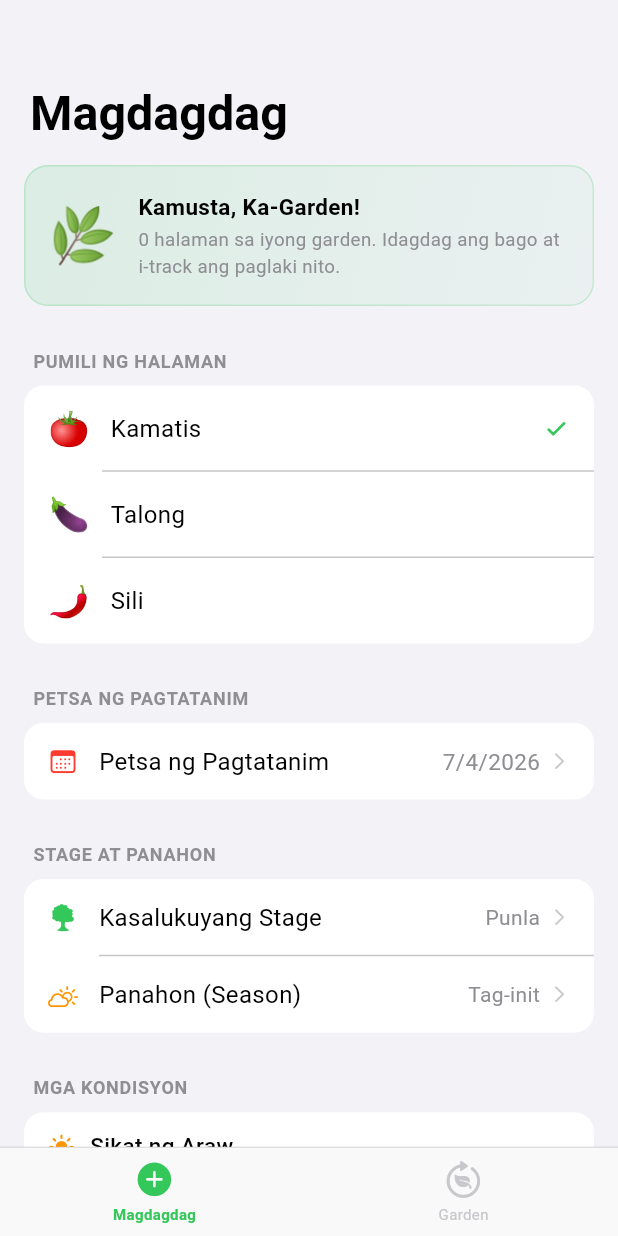
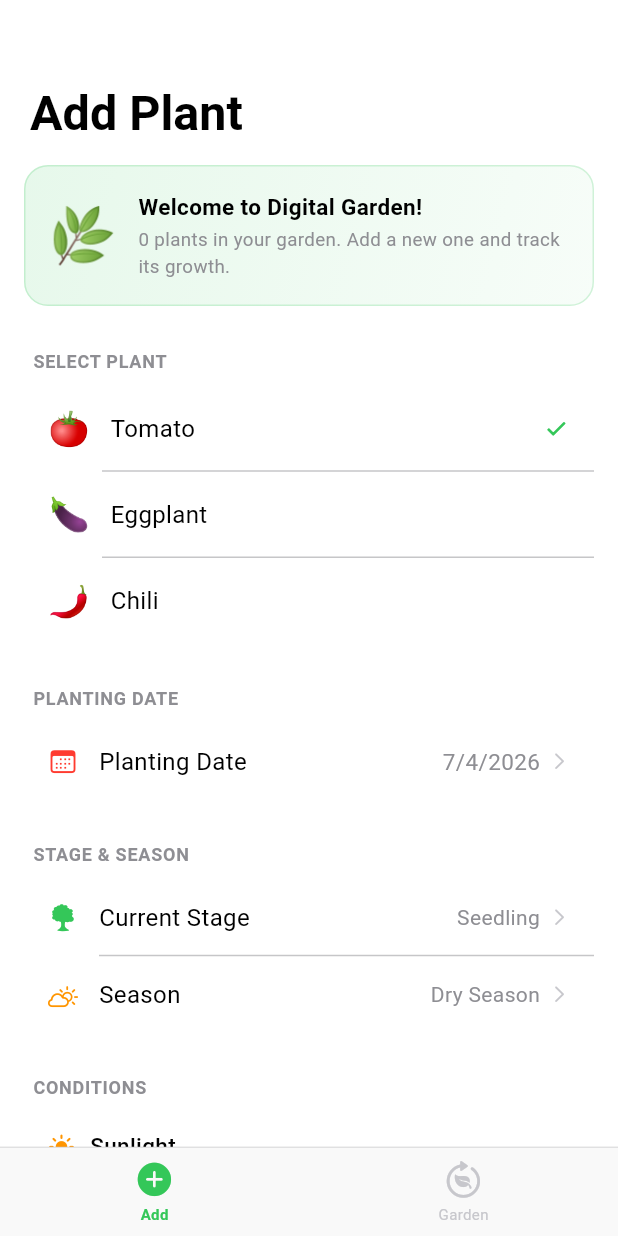
Before and after one commit to Johnl07/digital-gardening-assistant, a Flutter app: the screen it shows after launch, on a phone screen of 412 x 824 dp. Run offline on Flutter 3.47's test engine with Material 3 defaults, Android fonts, the phone set to English and light mode, and no system bars; our stand-ins replace shared_preferences.

Commit message:
fix some UI error

```diff
--- a/lib/main.dart
+++ b/lib/main.dart
@@ -15,9 +15,9 @@ class MyApp extends StatelessWidget {
       debugShowCheckedModeBanner: false,
       theme: ThemeData(
         useMaterial3: true,
-        brightness: Brightness.dark,
-        scaffoldBackgroundColor: const Color(0xFF0F1A14),
-        colorScheme: const ColorScheme.dark(
+        brightness: Brightness.light,
+        scaffoldBackgroundColor: Colors.white,
+        colorScheme: const ColorScheme.light(
           primary: Color(0xFF3DD68C),
           secondary: Color(0xFFFFC857),
           surface: Color(0xFF1B2B20),
--- a/lib/screens/home_screen.dart
+++ b/lib/screens/home_screen.dart
@@ -10,7 +10,7 @@ import '../services/storage_service.dart';
 // ─── iOS Design Tokens ────────────────────────────────────────────────────────
 class _iOS {
   // System Colors (Light mode, matching iOS exactly)
-  static const bg           = Color(0xFFF2F2F7);
+  static const bg = Colors.white;
   static const cardBg       = Color(0xFFFFFFFF);
   static const groupedBg    = Color(0xFFFFFFFF);
   static const separator    = Color(0xFFC6C6C8);
@@ -75,7 +75,6 @@ class _HomeScreenState extends State<HomeScreen> {
   }
 
   Future<void> _addPlantToGarden() async {
-    if (!_formKey.currentState!.validate()) return;
 
     final input = PlantInput(
       vegetableType: _selectedVegetable,
@@ -104,7 +103,7 @@ class _HomeScreenState extends State<HomeScreen> {
     await _loadHistoryLogs();
 
     if (mounted) {
-      _showIOSSnackbar(context, '${_cropName(_selectedVegetable)} idinagdag sa Garden!', _iOS.systemGreen);
+      _showIOSSnackbar(context, '${_cropName(_selectedVegetable)} added to Garden!', _iOS.systemGreen);
       setState(() => _tabIndex = 1);
     }
   }
@@ -118,15 +117,15 @@ class _HomeScreenState extends State<HomeScreen> {
     await showCupertinoDialog(
       context: context,
       builder: (ctx) => CupertinoAlertDialog(
-        title: const Text('Burahin Lahat?'),
-        content: const Text('Hindi na maaaring maibalik ang lahat ng iyong halaman.'),
+        title: const Text('Delete All?'),
+        content: const Text('This action cannot be undone.'),
         actions: [
-          CupertinoDialogAction(isDefaultAction: true, onPressed: () => Navigator.pop(ctx), child: const Text('Kanselahin')),
+          CupertinoDialogAction(isDefaultAction: true, onPressed: () => Navigator.pop(ctx), child: const Text('Cancel')),
           CupertinoDialogAction(isDestructiveAction: true, onPressed: () async {
             Navigator.pop(ctx);
             await StorageService.clearLogs();
             await _loadHistoryLogs();
-          }, child: const Text('Burahin')),
+          }, child: const Text('Delete')),
         ],
       ),
     );
@@ -143,7 +142,7 @@ class _HomeScreenState extends State<HomeScreen> {
     ));
   }
 
-  String _cropName(String v) => v.contains('Tomato') ? 'Kamatis' : v.contains('Eggplant') ? 'Talong' : 'Sili';
+  String _cropName(String v) => v.contains('Tomato') ? 'Tomato' : v.contains('Eggplant') ? 'Eggplant' : 'Chili';
   String _cropEmoji(String v) => v.contains('Tomato') ? '🍅' : v.contains('Eggplant') ? '🍆' : '🌶️';
 
   // ─── BUILD ───────────────────────────────────────────────────────────────────
@@ -172,7 +171,7 @@ class _HomeScreenState extends State<HomeScreen> {
           child: Row(
             mainAxisAlignment: MainAxisAlignment.spaceAround,
             children: [
-              _buildTabItem(0, CupertinoIcons.plus_circle_fill, 'Magdagdag'),
+              _buildTabItem(0, CupertinoIcons.plus_circle_fill, 'Add'),
               _buildTabItem(1, CupertinoIcons.leaf_arrow_circlepath, 'Garden'),
             ],
           ),
@@ -213,7 +212,7 @@ class _HomeScreenState extends State<HomeScreen> {
           shadowColor: _iOS.separator,
           flexibleSpace: FlexibleSpaceBar(
             titlePadding: const EdgeInsets.fromLTRB(20, 0, 16, 14),
-            title: const Text('Magdagdag', style: TextStyle(fontSize: 17, fontWeight: FontWeight.w700, color: _iOS.labelPrimary)),
+            title: const Text('Add Plant', style: TextStyle(fontSize: 17, fontWeight: FontWeight.w700, color: _iOS.labelPrimary)),
             expandedTitleScale: 1.9,
           ),
         ),
@@ -226,22 +225,22 @@ class _HomeScreenState extends State<HomeScreen> {
             const SizedBox(height: 28),
 
             // Crop picker
-            _buildGroupHeader('Pumili ng Halaman'),
+            _buildGroupHeader('Select Plant'),
             _buildCropPicker(),
             const SizedBox(height: 28),
 
             // Date
-            _buildGroupHeader('Petsa ng Pagtatanim'),
+            _buildGroupHeader('Planting Date'),
             _buildDateRow(),
             const SizedBox(height: 28),
 
             // Stage & Season
-            _buildGroupHeader('Stage at Panahon'),
+            _buildGroupHeader('Stage & Season'),
             _buildStageSeasonGroup(),
             const SizedBox(height: 28),
 
             // Environment
-            _buildGroupHeader('Mga Kondisyon'),
+            _buildGroupHeader('Conditions'),
             _buildEnvironmentGroup(),
             const SizedBox(height: 32),
 
@@ -269,9 +268,9 @@ class _HomeScreenState extends State<HomeScreen> {
         const Text('🌿', style: TextStyle(fontSize: 36)),
         const SizedBox(width: 14),
         Expanded(child: Column(crossAxisAlignment: CrossAxisAlignment.start, children: [
-          const Text('Kamusta, Ka-Garden!', style: TextStyle(fontSize: 15, fontWeight: FontWeight.w700, color: _iOS.labelPrimary)),
+          const Text('Welcome to Digital Garden!', style: TextStyle(fontSize: 15, fontWeight: FontWeight.w700, color: _iOS.labelPrimary)),
           const SizedBox(height: 3),
-          Text('${_historyLogs.length} halaman sa iyong garden. Idagdag ang bago at i-track ang paglaki nito.', style: const TextStyle(fontSize: 12.5, color: _iOS.labelSecondary, height: 1.4)),
+          Text('${_historyLogs.length} plants in your garden. Add a new one and track its growth.', style: const TextStyle(fontSize: 12.5, color: _iOS.labelSecondary, height: 1.4)),
         ])),
       ]),
     );
@@ -286,9 +285,9 @@ class _HomeScreenState extends State<HomeScreen> {
 
   Widget _buildCropPicker() {
     final crops = [
-      ('Tomato', '🍅', 'Kamatis'),
-      ('Eggplant', '🍆', 'Talong'),
-      ('Siling Labuyo', '🌶️', 'Sili'),
+      ('Tomato', '🍅', 'Tomato'),
+      ('Eggplant', '🍆', 'Eggplant'),
+      ('Siling Labuyo', '🌶️', 'Chili'),
     ];
     return Container(
       decoration: _iOS.groupedCard,
@@ -330,8 +329,8 @@ class _HomeScreenState extends State<HomeScreen> {
                 color: _iOS.cardBg,
                 child: Column(children: [
                   Row(mainAxisAlignment: MainAxisAlignment.spaceBetween, children: [
-                    CupertinoButton(child: const Text('Kanselahin'), onPressed: () => Navigator.pop(ctx)),
-                    CupertinoButton(child: const Text('Tapos', style: TextStyle(fontWeight: FontWeight.w700)), onPressed: () => Navigator.pop(ctx, temp)),
+                    CupertinoButton(child: const Text('Cancel'), onPressed: () => Navigator.pop(ctx)),
+                    CupertinoButton(child: const Text('Done', style: TextStyle(fontWeight: FontWeight.w700)), onPressed: () => Navigator.pop(ctx, temp)),
                   ]),
                   Expanded(child: CupertinoDatePicker(
                     mode: CupertinoDatePickerMode.date,
@@ -351,7 +350,7 @@ class _HomeScreenState extends State<HomeScreen> {
           child: Row(children: [
             const Icon(CupertinoIcons.calendar, size: 20, color: _iOS.systemRed),
             const SizedBox(width: 14),
-            const Expanded(child: Text('Petsa ng Pagtatanim', style: TextStyle(fontSize: 16, color: _iOS.labelPrimary))),
+            const Expanded(child: Text('Planting Date', style: TextStyle(fontSize: 16, color: _iOS.labelPrimary))),
             Text(
               '${_selectedDate.month}/${_selectedDate.day}/${_selectedDate.year}',
               style: const TextStyle(fontSize: 15, color: _iOS.labelSecondary),
@@ -372,17 +371,17 @@ class _HomeScreenState extends State<HomeScreen> {
         // Stage row
         InkWell(
           onTap: () => _showPicker(
-            context, 'Pumili ng Stage', GrowthStage.values,
+            context, 'Select Stage', GrowthStage.values,
             _selectedStage, (v) => setState(() => _selectedStage = v as GrowthStage),
-            (v) => '${(v as GrowthStage).nameTagalog} · ${(v).nameEnglish}',
+            (v) => '${(v as GrowthStage).nameEnglish}',
           ),
           child: Padding(
             padding: const EdgeInsets.symmetric(horizontal: 16, vertical: 14),
             child: Row(children: [
               const Icon(CupertinoIcons.tree, size: 20, color: _iOS.systemGreen),
               const SizedBox(width: 14),
-              const Expanded(child: Text('Kasalukuyang Stage', style: TextStyle(fontSize: 16, color: _iOS.labelPrimary))),
-              Text(_selectedStage.nameTagalog, style: const TextStyle(fontSize: 14, color: _iOS.labelSecondary)),
+              const Expanded(child: Text('Current Stage', style: TextStyle(fontSize: 16, color: _iOS.labelPrimary))),
+              Text(_selectedStage.nameEnglish, style: const TextStyle(fontSize: 14, color: _iOS.labelSecondary)),
               const SizedBox(width: 6),
               const Icon(CupertinoIcons.chevron_right, size: 14, color: _iOS.labelTertiary),
             ]),
@@ -393,17 +392,17 @@ class _HomeScreenState extends State<HomeScreen> {
         // Season row
         InkWell(
           onTap: () => _showPicker(
-            context, 'Pumili ng Panahon', Season.values,
+            context, 'Select Season', Season.values,
             _selectedSeason, (v) => setState(() => _selectedSeason = v as Season),
-            (v) => '${(v as Season).nameTagalog} · ${(v).nameEnglish}',
+            (v) => '${(v as Season).nameEnglish}',
           ),
           child: Padding(
             padding: const EdgeInsets.symmetric(horizontal: 16, vertical: 14),
             child: Row(children: [
               const Icon(CupertinoIcons.cloud_sun, size: 20, color: _iOS.systemAmber),
               const SizedBox(width: 14),
-              const Expanded(child: Text('Panahon (Season)', style: TextStyle(fontSize: 16, color: _iOS.labelPrimary))),
-              Text(_selectedSeason.nameTagalog, style: const TextStyle(fontSize: 14, color: _iOS.labelSecondary)),
+              const Expanded(child: Text('Season', style: TextStyle(fontSize: 16, color: _iOS.labelPrimary))),
+              Text(_selectedSeason.nameEnglish, style: const TextStyle(fontSize: 14, color: _iOS.labelSecondary)),
               const SizedBox(width: 6),
               const Icon(CupertinoIcons.chevron_right, size: 14, color: _iOS.labelTertiary),
             ]),
@@ -423,9 +422,9 @@ class _HomeScreenState extends State<HomeScreen> {
             padding: const EdgeInsets.fromLTRB(16, 14, 16, 0),
             color: _iOS.cardBg,
             child: Row(mainAxisAlignment: MainAxisAlignment.spaceBetween, children: [
-              GestureDetector(onTap: () => Navigator.pop(ctx), child: const Text('Kanselahin', style: TextStyle(color: _iOS.systemGreen, fontSize: 16))),
+              GestureDetector(onTap: () => Navigator.pop(ctx), child: const Text('Cancel', style: TextStyle(color: _iOS.systemGreen, fontSize: 16))),
               Text(title, style: const TextStyle(fontWeight: FontWeight.w600, fontSize: 16)),
-              GestureDetector(onTap: () => Navigator.pop(ctx), child: const Text('Tapos', style: TextStyle(color: _iOS.systemGreen, fontWeight: FontWeight.w700, fontSize: 16))),
+              GestureDetector(onTap: () => Navigator.pop(ctx), child: const Text('Done', style: TextStyle(color: _iOS.systemGreen, fontWeight: FontWeight.w700, fontSize: 16))),
             ]),
           ),
           ...items.map((item) {
@@ -458,25 +457,25 @@ class _HomeScreenState extends State<HomeScreen> {
       child: Column(children: [
         _buildEnvRow(
           icon: CupertinoIcons.sun_max_fill, iconColor: _iOS.systemAmber,
-          label: 'Sikat ng Araw',
+          label: 'Sunlight',
           values: SunlightLevel.values, selected: _selectedSunlight,
-          labelFor: (v) => (v as SunlightLevel).nameTagalog,
+          labelFor: (v) => (v as SunlightLevel).nameEnglish,
           onChanged: (v) => setState(() => _selectedSunlight = v as SunlightLevel),
           isLast: false,
         ),
         _buildEnvRow(
           icon: CupertinoIcons.drop_fill, iconColor: _iOS.systemBlue,
-          label: 'Dami ng Tubig',
+          label: 'Water Level',
           values: WaterLevel.values, selected: _selectedWater,
-          labelFor: (v) => (v as WaterLevel).nameTagalog,
+          labelFor: (v) => (v as WaterLevel).nameEnglish,
           onChanged: (v) => setState(() => _selectedWater = v as WaterLevel),
           isLast: false,
         ),
         _buildEnvRow(
           icon: CupertinoIcons.layers_fill, iconColor: const Color(0xFF8B572A),
-          label: 'Kalidad ng Lupa',
+          label: 'Soil Quality',
           values: SoilQuality.values, selected: _selectedSoil,
-          labelFor: (v) => (v as SoilQuality).nameTagalog,
+          labelFor: (v) => (v as SoilQuality).nameEnglish,
           onChanged: (v) => setState(() => _selectedSoil = v as SoilQuality),
           isLast: true,
         ),
@@ -541,7 +540,7 @@ class _HomeScreenState extends State<HomeScreen> {
         child: const Row(mainAxisAlignment: MainAxisAlignment.center, children: [
           Icon(CupertinoIcons.add_circled_solid, color: Colors.white, size: 20),
           SizedBox(width: 8),
-          Text('I-tanim sa Garden', style: TextStyle(color: Colors.white, fontSize: 17, fontWeight: FontWeight.w700)),
+          Text('Add to Garden', style: TextStyle(color: Colors.white, fontSize: 17, fontWeight: FontWeight.w700)),
         ]),
       ),
     );
@@ -573,7 +572,7 @@ class _HomeScreenState extends State<HomeScreen> {
               CupertinoButton(
                 padding: const EdgeInsets.only(right: 16),
                 onPressed: _clearAllPlants,
-                child: const Text('Burahin Lahat', style: TextStyle(color: _iOS.systemRed, fontSize: 14)),
+                child: const Text('Clear All', style: TextStyle(color: _iOS.systemRed, fontSize: 14)),
               ),
           ],
         ),
@@ -602,15 +601,15 @@ class _HomeScreenState extends State<HomeScreen> {
     return Center(child: Column(mainAxisAlignment: MainAxisAlignment.center, children: [
       const Text('🪴', style: TextStyle(fontSize: 64)),
       const SizedBox(height: 16),
-      const Text('Walang Halaman Pa', style: TextStyle(fontSize: 20, fontWeight: FontWeight.w700, color: _iOS.labelPrimary)),
+      const Text('No Plants Yet', style: TextStyle(fontSize: 20, fontWeight: FontWeight.w700, color: _iOS.labelPrimary)),
       const SizedBox(height: 6),
-      const Text('I-tap ang Magdagdag upang magsimula.', style: TextStyle(color: _iOS.labelSecondary, fontSize: 14)),
+      const Text('Tap Add to get started.', style: TextStyle(color: _iOS.labelSecondary, fontSize: 14)),
       const SizedBox(height: 24),
       CupertinoButton(
         color: _iOS.systemGreen,
         borderRadius: BorderRadius.circular(12),
         onPressed: () => setState(() => _tabIndex = 0),
-        child: const Text('Magdagdag ng Halaman'),
+        child: const Text('Add Plant'),
       ),
     ]));
   }
@@ -658,7 +657,7 @@ class _HomeScreenState extends State<HomeScreen> {
             ]),
             const SizedBox(height: 4),
             Text(
-              daysLeft > 0 ? '🌾  $daysLeft araw pa bago mag-harvest' : '🎉  Handa na para anihin!',
+              daysLeft > 0 ? '🌾  $daysLeft days until harvest' : '🎉  Ready for harvest!',
               style: TextStyle(fontSize: 12.5, color: daysLeft <= 14 ? _iOS.systemAmber : _iOS.labelSecondary),
             ),
             const SizedBox(height: 8),
@@ -671,7 +670,7 @@ class _HomeScreenState extends State<HomeScreen> {
               ),
             ),
             const SizedBox(height: 4),
-            Text('${plant.careLogs.length} aktibidad na na-log', style: const TextStyle(fontSize: 11, color: _iOS.labelTertiary)),
+            Text('${plant.careLogs.length} activities logged', style: const TextStyle(fontSize: 11, color: _iOS.labelTertiary)),
           ])),
 
           // Chevron
@@ -682,11 +681,11 @@ class _HomeScreenState extends State<HomeScreen> {
             GestureDetector(
               onTap: () async {
                 await showCupertinoDialog(context: context, builder: (ctx) => CupertinoAlertDialog(
-                  title: const Text('Burahin?'),
-                  content: const Text('Sigurado ka bang nais mong alisin ang halamang ito?'),
+                  title: const Text('Delete?'),
+                  content: const Text('Are you sure you want to delete this plant?'),
                   actions: [
-                    CupertinoDialogAction(isDefaultAction: true, onPressed: () => Navigator.pop(ctx), child: const Text('Hindi')),
-                    CupertinoDialogAction(isDestructiveAction: true, onPressed: () async { Navigator.pop(ctx); await _deletePlant(plant.id); }, child: const Text('Burahin')),
+                    CupertinoDialogAction(isDefaultAction: true, onPressed: () => Navigator.pop(ctx), child: const Text('No')),
+                    CupertinoDialogAction(isDestructiveAction: true, onPressed: () async { Navigator.pop(ctx); await _deletePlant(plant.id); }, child: const Text('Delete')),
                   ],
                 ));
               },
@@ -714,11 +713,11 @@ class _PlantDetailScreenState extends State<PlantDetailScreen> {
   late int _currentDay;
 
   final List<(IconData, String)> _quickActions = [
-    (CupertinoIcons.drop_fill, 'Nagdilig (Watered)'),
-    (CupertinoIcons.leaf_arrow_circlepath, 'Naglagay ng Pataba (Fertilized)'),
-    (CupertinoIcons.scissors, 'Binawasan ng Damo (Weeded)'),
-    (CupertinoIcons.cloud_rain, 'Pinrotektahan sa Ulan'),
-    (CupertinoIcons.arrow_swap, 'Inilipat ng Pwesto'),
+    (CupertinoIcons.drop_fill, 'Watered'),
+    (CupertinoIcons.leaf_arrow_circlepath, 'Fertilized'),
+    (CupertinoIcons.scissors, 'Weeded'),
+    (CupertinoIcons.cloud_rain, 'Protected from Rain'),
+    (CupertinoIcons.arrow_swap, 'Moved Location'),
   ];
 
   @override
@@ -736,11 +735,11 @@ class _PlantDetailScreenState extends State<PlantDetailScreen> {
       final confirm = await showCupertinoDialog<bool>(
         context: context,
         builder: (ctx) => CupertinoAlertDialog(
-          title: const Text('Idagdag Muli?'),
-          content: Text('May aktibidad na sa Araw $_currentDay. Idagdag pa rin?'),
+          title: const Text('Add Again?'),
+          content: Text('An activity already exists for Day $_currentDay. Add anyway?'),
           actions: [
-            CupertinoDialogAction(isDefaultAction: true, onPressed: () => Navigator.pop(ctx, false), child: const Text('Kanselahin')),
-            CupertinoDialogAction(onPressed: () => Navigator.pop(ctx, true), child: const Text('Idagdag')),
+            CupertinoDialogAction(isDefaultAction: true, onPressed: () => Navigator.pop(ctx, false), child: const Text('Cancel')),
+            CupertinoDialogAction(onPressed: () => Navigator.pop(ctx, true), child: const Text('Add')),
           ],
         ),
       );
```
Also changed, not shown: 1 other file.
